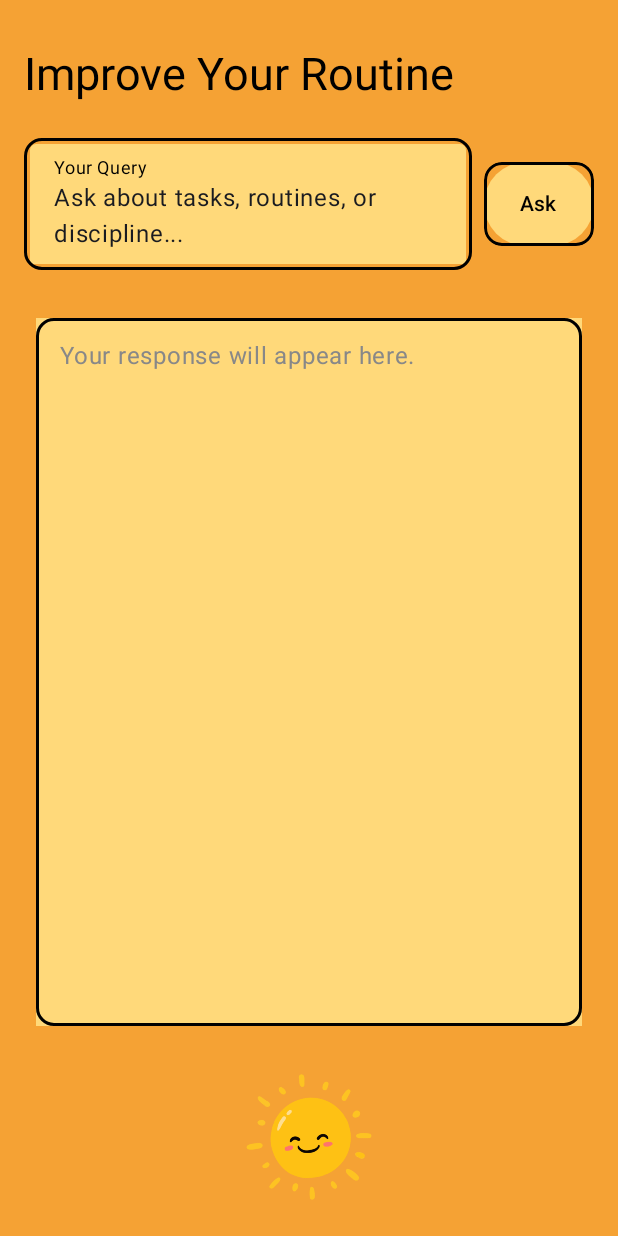
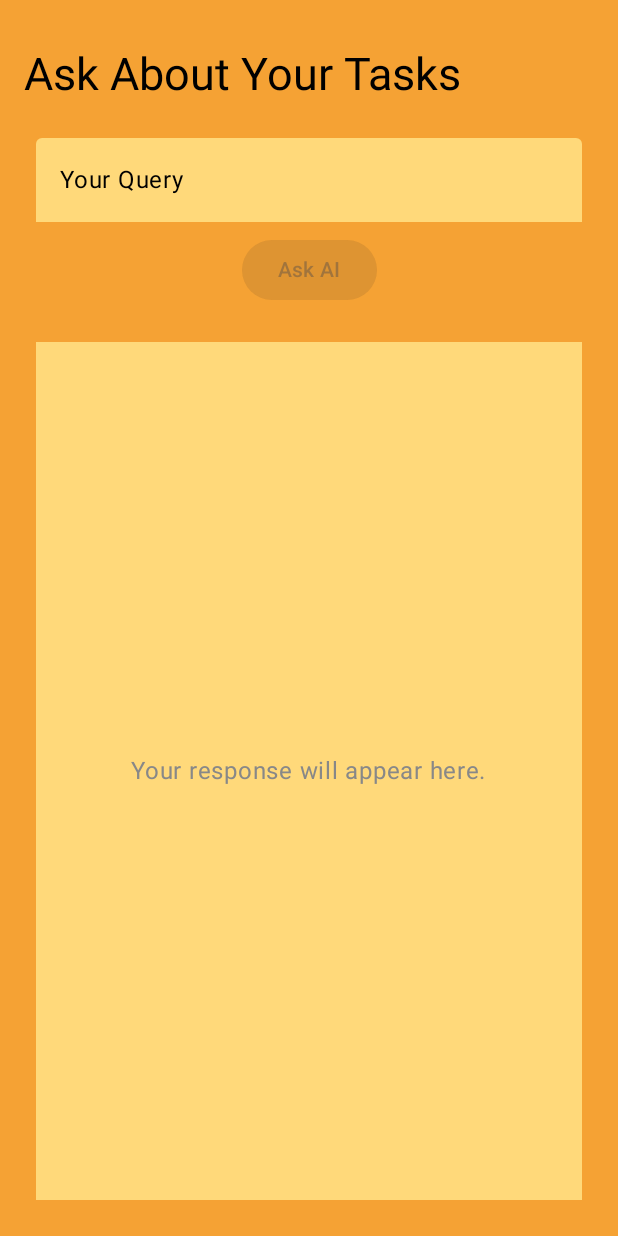
Before and after one commit to tjklint/habIT, an Android app built with Jetpack Compose: the TaskScreen screen opened through its navigation route, on a phone screen of 412 x 824 dp. Run offline under Robolectric (Android 15) with nearby library versions, the phone set to English and light mode, and no system bars; our stand-ins replace Firebase (no records; nobody signed in at launch, a user with empty details on screens opened directly); libraries missing offline, so code that uses them is left out: com.google.ai.client; Roboto replaces fonts that are not available here.

Commit message:
style: fixed task screen to make it look better and use new features

```diff
--- a/app/src/main/java/com/example/habitai/TaskScreen.kt
+++ b/app/src/main/java/com/example/habitai/TaskScreen.kt
@@ -1,16 +1,13 @@
 package com.example.habitai
 
+import android.util.Log
 import androidx.compose.foundation.BorderStroke
 import androidx.compose.foundation.Image
 import androidx.compose.foundation.background
 import androidx.compose.foundation.border
-import androidx.compose.foundation.clickable
 import androidx.compose.foundation.layout.*
-import androidx.compose.foundation.lazy.LazyRow
-import androidx.compose.foundation.lazy.itemsIndexed
 import androidx.compose.foundation.rememberScrollState
 import androidx.compose.foundation.shape.RoundedCornerShape
-import androidx.compose.foundation.verticalScroll
 import androidx.compose.material3.*
 import androidx.compose.runtime.*
 import androidx.compose.runtime.saveable.rememberSaveable
@@ -19,22 +16,21 @@ import androidx.compose.ui.Modifier
 import androidx.compose.ui.draw.clip
 import androidx.compose.ui.graphics.Color
 import androidx.compose.ui.res.painterResource
-import androidx.compose.ui.res.stringResource
 import androidx.compose.ui.text.style.TextAlign
 import androidx.compose.ui.unit.dp
 import androidx.compose.ui.unit.sp
 import androidx.lifecycle.viewmodel.compose.viewModel
+import com.google.firebase.auth.FirebaseAuth
+import com.example.habitai.Task
 
 @OptIn(ExperimentalMaterial3Api::class)
 @Composable
 fun TaskScreen(
     taskViewModel: TaskViewModel = viewModel()
 ) {
-    val placeholderPrompt = "Ask about tasks, routines, or discipline..."
-    val placeholderResult = "Your response will appear here."
-    var prompt by rememberSaveable { mutableStateOf(placeholderPrompt) }
-    var result by rememberSaveable { mutableStateOf(placeholderResult) }
     val uiState by taskViewModel.uiState.collectAsState()
+    var prompt by rememberSaveable { mutableStateOf("") }
+    var result by rememberSaveable { mutableStateOf("Your response will appear here.") }
 
     Column(
         modifier = Modifier
@@ -43,30 +39,21 @@ fun TaskScreen(
             .padding(16.dp)
     ) {
         Text(
-            text = "Improve Your Routine",
+            text = "Ask About Your Tasks",
             style = MaterialTheme.typography.titleLarge.copy(fontSize = 30.sp),
             color = Color.Black,
             modifier = Modifier.padding(vertical = 16.dp)
         )
 
-        Row(
-            modifier = Modifier
-                .fillMaxWidth()
-                .padding(vertical = 8.dp),
-            verticalAlignment = Alignment.CenterVertically
-        ) {
+        // Input field for user query
         TextField(
             value = prompt,
             onValueChange = { prompt = it },
             label = { Text(text = "Your Query", color = Color.Black) },
             modifier = Modifier
-                    .weight(1f)
-                    .border(
-                        width = 2.dp,
-                        color = Color.Black,
-                        shape = RoundedCornerShape(12.dp)
-                    )
-                    .padding(4.dp),
+                .fillMaxWidth()
+                .padding(8.dp),
+            textStyle = LocalTextStyle.current.copy(color = Color.Black),
             colors = TextFieldDefaults.textFieldColors(
                 containerColor = Color(0xFFFFD97A),
                 cursorColor = Color.Blue,
@@ -75,26 +62,12 @@ fun TaskScreen(
             )
         )
 
-            Spacer(modifier = Modifier.width(8.dp))
-
         Button(
-                onClick = { taskViewModel.sendPrompt(prompt) },
+            onClick = { taskViewModel.fetchAndSendPrompt(prompt) },
             enabled = prompt.isNotEmpty(),
-                modifier = Modifier
-                    .height(56.dp)
-                    .clip(RoundedCornerShape(12.dp))
-                    .border(
-                        width = 2.dp,
-                        color = Color.Black,
-                        shape = RoundedCornerShape(12.dp)
-                    ),
-                colors = ButtonDefaults.buttonColors(
-                    containerColor = Color(0xFFFFD97A),
-                    contentColor = Color.Black
-                )
+            modifier = Modifier.align(Alignment.CenterHorizontally)
         ) {
-                Text(text = "Ask")
-            }
+            Text("Ask AI")
         }
 
         Spacer(modifier = Modifier.height(16.dp))
@@ -104,59 +77,23 @@ fun TaskScreen(
                 .fillMaxWidth()
                 .weight(1f)
                 .padding(8.dp)
-                .border(
-                    width = 2.dp,
-                    color = Color.Black,
-                    shape = RoundedCornerShape(12.dp)
-                )
                 .background(Color(0xFFFFD97A))
                 .padding(16.dp)
         ) {
             when (uiState) {
-                is UiState.Loading -> CircularProgressIndicator(
-                    color = Color.Black,
-                    modifier = Modifier.align(Alignment.Center)
-                )
+                is UiState.Loading -> CircularProgressIndicator(modifier = Modifier.align(Alignment.Center))
                 is UiState.Error -> {
-                    result = (uiState as UiState.Error).errorMessage
-                    Text(
-                        text = result,
-                        color = MaterialTheme.colorScheme.error,
-                        style = MaterialTheme.typography.bodyLarge,
-                        textAlign = TextAlign.Start,
-                        modifier = Modifier.align(Alignment.TopStart)
-                    )
+                    val errorMessage = (uiState as UiState.Error).errorMessage
+                    Text(text = errorMessage, color = Color.Red, modifier = Modifier.align(Alignment.Center))
                 }
                 is UiState.Success -> {
                     result = (uiState as UiState.Success).outputText
-                    Text(
-                        text = result,
-                        color = Color.Black,
-                        style = MaterialTheme.typography.bodyLarge,
-                        textAlign = TextAlign.Start,
-                        modifier = Modifier.align(Alignment.TopStart)
-                    )
+                    Text(text = result, color = Color.Black, modifier = Modifier.align(Alignment.TopStart))
                 }
                 else -> {
-                    Text(
-                        text = placeholderResult,
-                        color = Color.Gray,
-                        style = MaterialTheme.typography.bodyLarge,
-                        textAlign = TextAlign.Start,
-                        modifier = Modifier.align(Alignment.TopStart)
-                    )
+                    Text(text = result, color = Color.Gray, modifier = Modifier.align(Alignment.Center))
                 }
             }
         }
-
-        Spacer(modifier = Modifier.height(16.dp))
-
-        Image(
-            painter = painterResource(id = R.drawable.smiling_sun),
-            contentDescription = "Footer Image",
-            modifier = Modifier
-                .size(100.dp)
-                .align(Alignment.CenterHorizontally)
-        )
     }
 }
```
Lines whose indentation alone changed are shown as unchanged.
